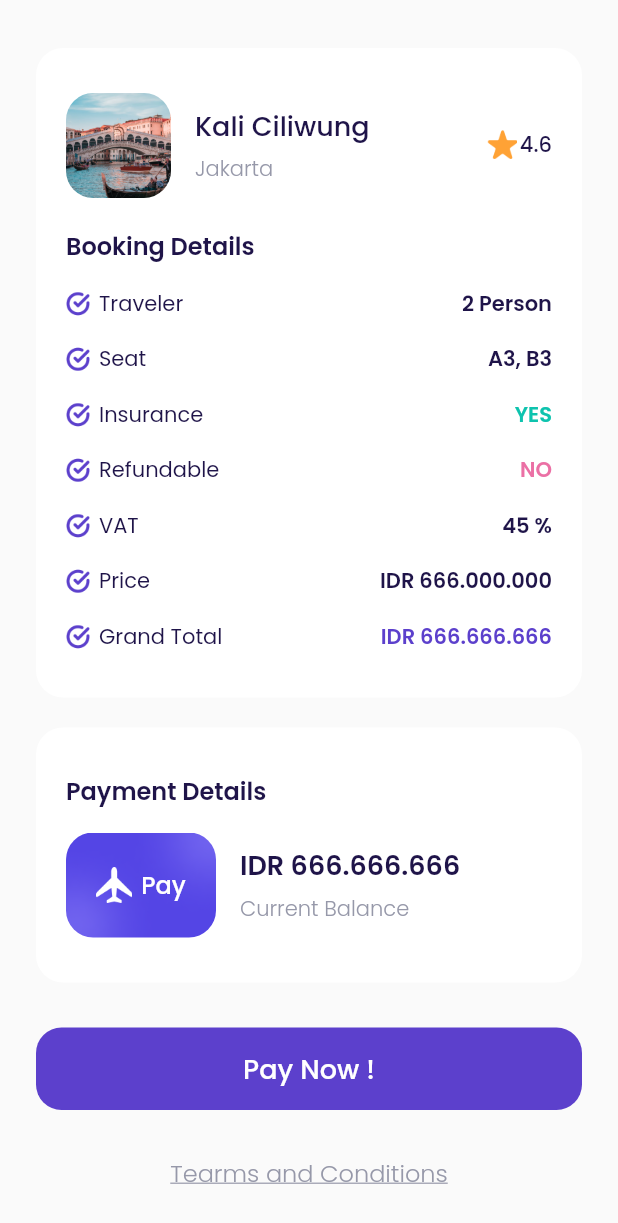
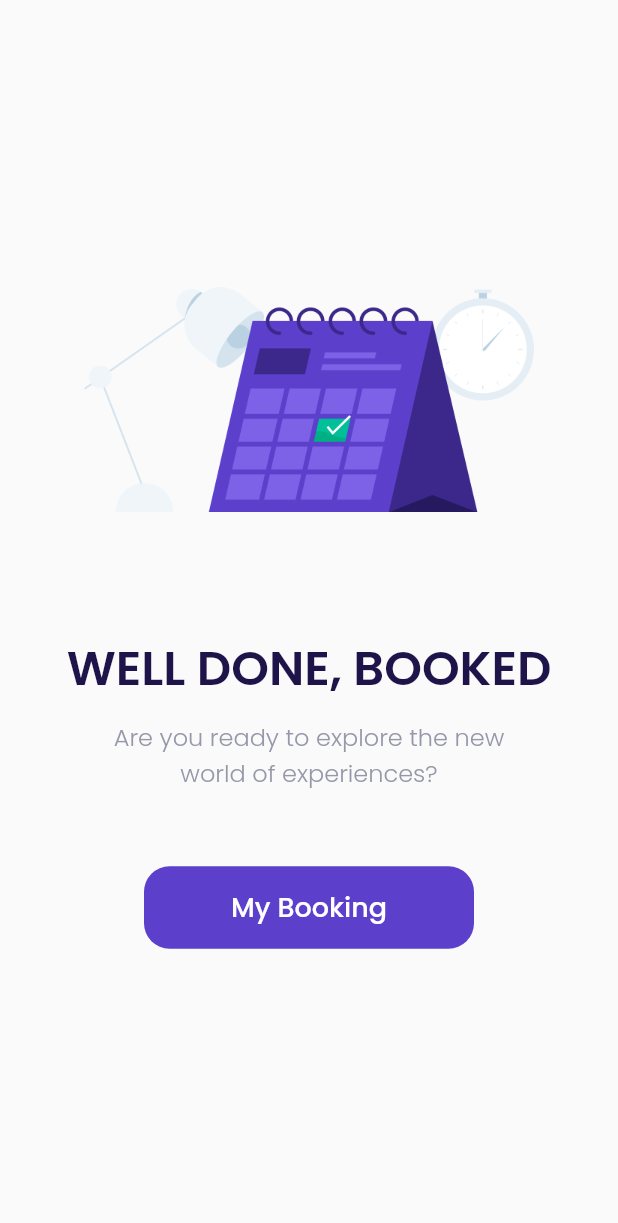
Before and after one commit to Nemuru-san/airplane_projek, a Flutter app: the checkoutPage screen opened directly, scrolled down 180 dp, after a tap on "Pay Now !", on a phone screen of 412 x 824 dp. Shown: the top 1223 px of the screen. Run offline on Flutter 3.47's test engine with Material 2 defaults, Android fonts, the phone set to English and light mode, and no system bars; our stand-ins replace google_fonts.

Commit message:
slicing other page

```diff
--- a/lib/ui/pages/checkoutPage.dart
+++ b/lib/ui/pages/checkoutPage.dart
@@ -1,3 +1,4 @@
+import 'package:airplane_projek/ui/pages/successCheckout.dart';
 import 'package:airplane_projek/ui/widgets/bookingDetailItems.dart';
 import 'package:airplane_projek/ui/widgets/costumeButton.dart';
 import 'package:flutter/material.dart';
@@ -302,7 +303,14 @@ class checkoutPage extends StatelessWidget {
     Widget payButton() {
       return costumeButton(
         title: 'Pay Now !',
-        onPressed: () {},
+        onPressed: () {
+          Navigator.push(
+            context,
+            MaterialPageRoute(
+              builder: (context) => successCheckout(),
+            ),
+          );
+        },
         margin: EdgeInsets.only(
           top: 30,
         ),
--- /dev/null
+++ b/lib/ui/pages/successCheckout.dart
@@ -0,0 +1,58 @@
+import 'package:airplane_projek/ui/pages/homePage.dart';
+import 'package:airplane_projek/ui/widgets/costumeButton.dart';
+import 'package:flutter/material.dart';
+import '../../shared/thame.dart';
+
+class successCheckout extends StatelessWidget {
+  const successCheckout({Key? key}) : super(key: key);
+
+  @override
+  Widget build(BuildContext context) {
+    return Scaffold(
+      backgroundColor: kbgColor,
+      body: Center(
+          child: Column(
+        mainAxisAlignment: MainAxisAlignment.center,
+        children: [
+          Container(
+            width: 300,
+            height: 150,
+            margin: EdgeInsets.only(bottom: 80),
+            decoration: BoxDecoration(
+              image: DecorationImage(
+                image: AssetImage('assets/success.png'),
+              ),
+            ),
+          ),
+          Text(
+            'WELL DONE, BOOKED',
+            style: blackTextStyle.copyWith(
+              fontSize: 32,
+              fontWeight: semiBold,
+            ),
+          ),
+          SizedBox(
+            height: 10,
+          ),
+          Text(
+            'Are you ready to explore the new\nworld of experiences?',
+            style: greyTextStyle.copyWith(
+              fontSize: 16,
+              fontWeight: light,
+            ),
+            textAlign: TextAlign.center,
+          ),
+          costumeButton(
+            title: 'My Booking',
+            onPressed: () {
+              Navigator.pushNamedAndRemoveUntil(
+                  context, '/main', (route) => false);
+            },
+            width: 220,
+            margin: EdgeInsets.only(top: 50),
+          )
+        ],
+      )),
+    );
+  }
+}
```
